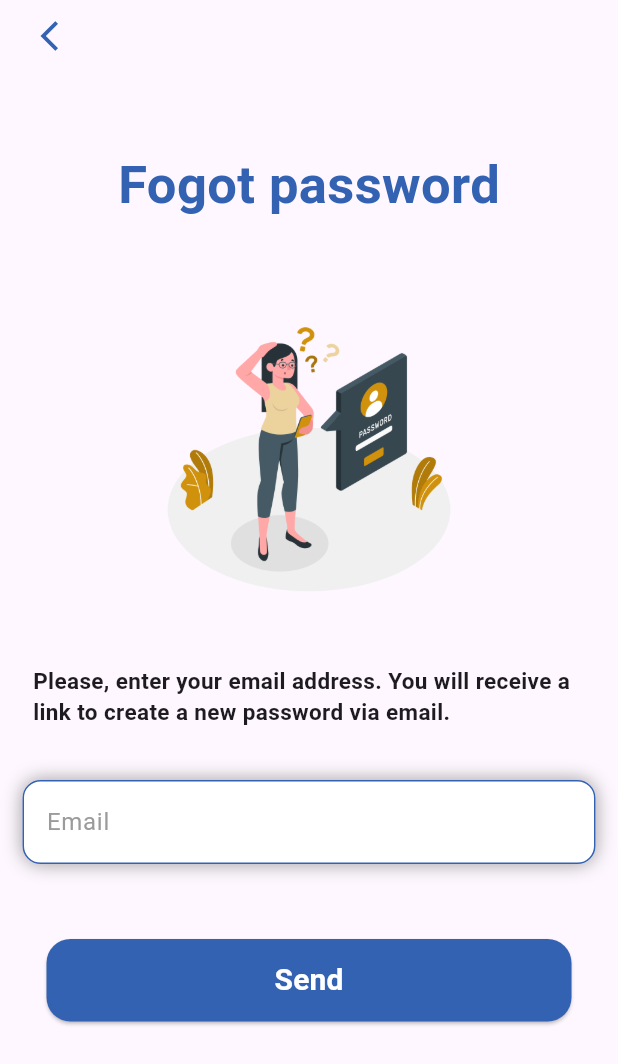
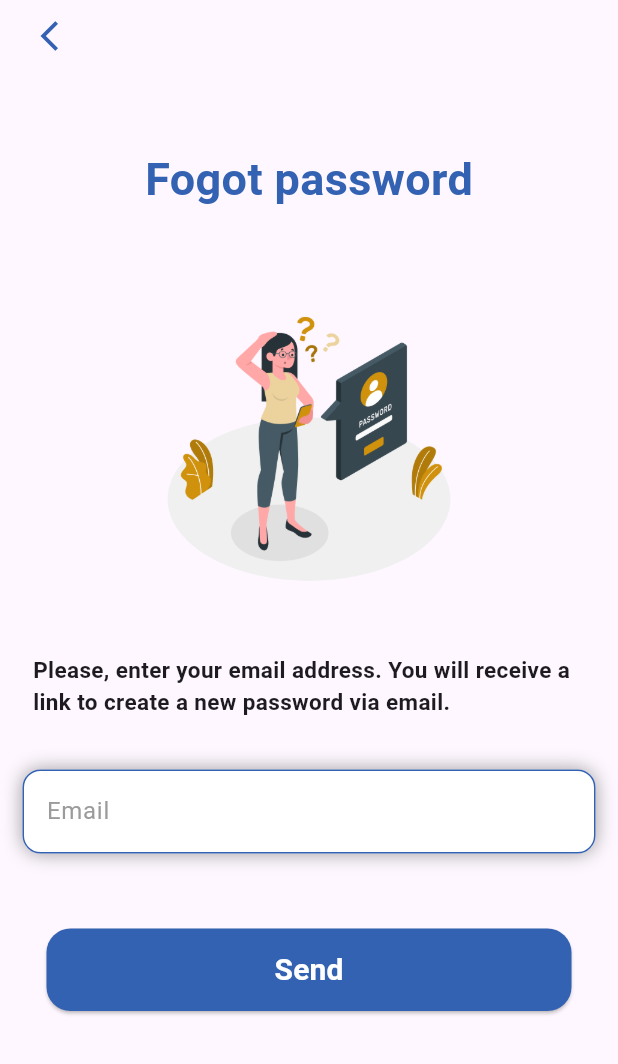
Before and after one commit to tharinduhccakalanka/student_registration_app, a Flutter app: the screen it shows after launch, after a tap on "Forgot Password?", on a phone screen of 412 x 824 dp. Shown: the top 1064 px of the screen. Run offline on Flutter 3.47's test engine with Material 3 defaults, Android fonts, the phone set to English and light mode, and no system bars; our stand-ins replace animate_do, chat_bubbles, dio, firebase_auth, firebase_core, flutter_svg and 6 more; accounts and stored records are empty.

Commit message:
Updated code files

```diff
--- a/lib/screens/auth/fogot_password.dart
+++ b/lib/screens/auth/fogot_password.dart
@@ -31,7 +31,7 @@ class _FogotPasswordState extends State<FogotPassword> {
                   child: const Text(
                     "Fogot password",
                     style: TextStyle(
-                      fontSize: 35,
+                      fontSize: 30,
                       color: AppColors.primaryColor,
                       fontWeight: FontWeight.bold,
                     ),
--- a/lib/screens/auth/signin.dart
+++ b/lib/screens/auth/signin.dart
@@ -220,12 +220,12 @@ class _SigninState extends State<Signin> {
                     ),
                   ),
                 ),
-                const SizedBox(height: 25),
+                const SizedBox(height: 50),
                 const Text(
-                  "Or Signin with",
+                  "or Signin with",
                   style: TextStyle(fontSize: 13),
                 ),
-                const SizedBox(height: 10),
+                const SizedBox(height: 15),
                 Row(
                   mainAxisAlignment: MainAxisAlignment.center,
                   children: [
@@ -266,7 +266,7 @@ class _SigninState extends State<Signin> {
                               fontWeight: FontWeight.bold, fontSize: 15)),
                     ),
                     SizedBox(
-                      height: 35,
+                      height: 60,
                     )
                   ],
                 ),
```
